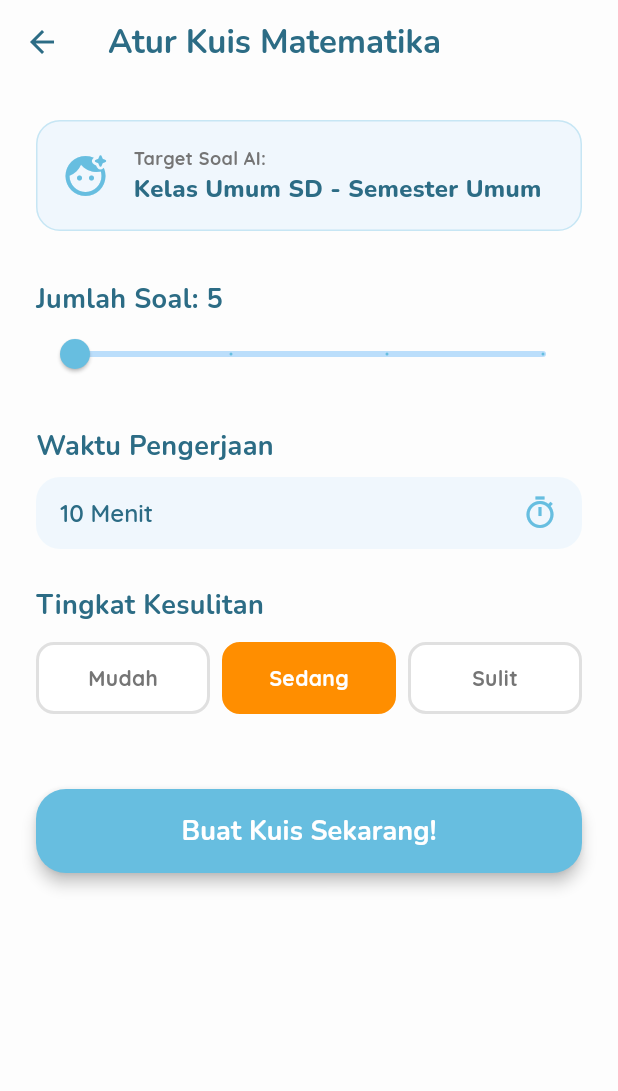
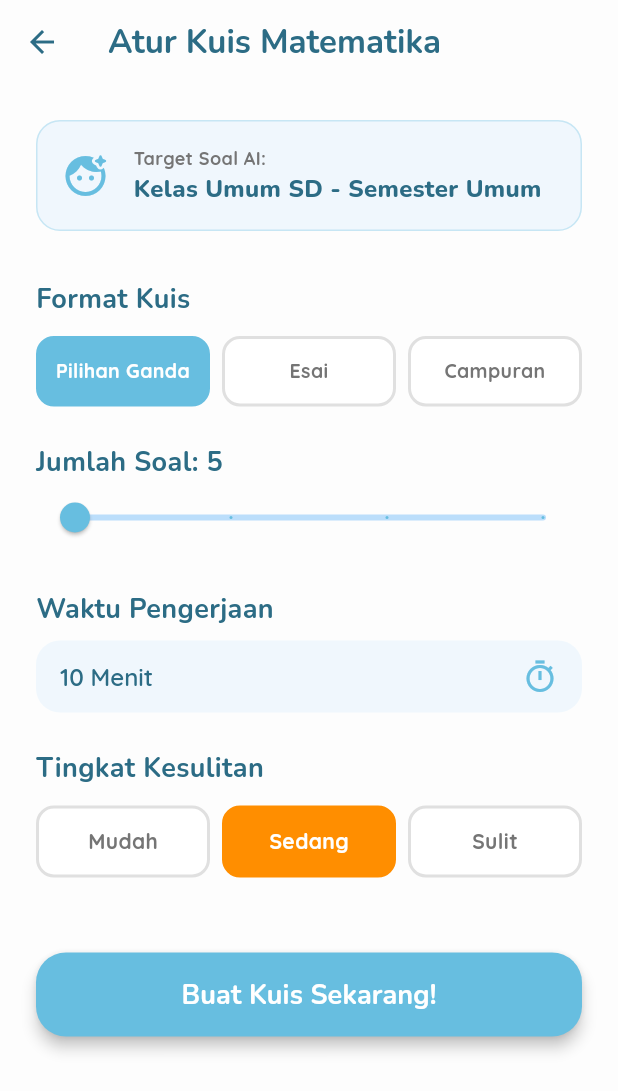
Before and after one commit to luhihsan/AjarApp, a Flutter app: the QuizConfigPage screen opened directly, on a phone screen of 412 x 824 dp. Shown: the top 1091 px of the screen. Run offline on Flutter 3.47's test engine with Material 3 defaults, Android fonts, the phone set to English and light mode, and no system bars; our stand-ins replace cloud_firestore, firebase_auth, firebase_core, flutter_dotenv, google_fonts, google_generative_ai; accounts and stored records are empty; generated files the repository leaves out were written again.

Commit message:
feat(quiz): Add essay type question

```diff
--- a/ajarapp/lib/models/question_model.dart
+++ b/ajarapp/lib/models/question_model.dart
@@ -1,4 +1,5 @@
 class QuestionModel {
+  final String type;
   final String question;
   final List<String> options;
   final String correctAnswer;
@@ -6,6 +7,7 @@ class QuestionModel {
   String? userAnswer;
 
   QuestionModel({
+    required this.type,
     required this.question,
     required this.options,
     required this.correctAnswer,
@@ -15,6 +17,7 @@ class QuestionModel {
 
   factory QuestionModel.fromJson(Map<String, dynamic> json) {
     return QuestionModel(
+      type: json['type'] ?? 'mcq',
       question: json['question'] ?? '',
       options: List<String>.from(json['options'] ?? []),
       correctAnswer: json['correctAnswer'] ?? '',
--- a/ajarapp/lib/quiz/quiz_config_page.dart
+++ b/ajarapp/lib/quiz/quiz_config_page.dart
@@ -21,16 +21,22 @@ class _QuizConfigPageState extends State<QuizConfigPage> {
   final Color darkBlueText = const Color(0xFF2C6C85);
   final Color bgColor = const Color(0xFFFDFDFD);
 
+  // State Konfigurasi Soal
   double _jumlahSoal = 5;
   int _waktuMenit = 10;
   String _kesulitan = "Sedang";
 
+  // State Data Anak
   String _kelasAnak = "";
   String _semesterAnak = "";
   bool _isLoadingData = true;
 
+  // State Agama
   String _agamaPilihan = "Islam";
   final List<String> _listAgama = ["Islam", "Kristen", "Katolik", "Hindu", "Buddha"];
+
+  // TAMBAHAN: State Format Kuis (MCQ / Esai)
+  String _jenisSoal = "Pilihan Ganda";
 
   @override
   void initState() {
@@ -40,7 +46,18 @@ class _QuizConfigPageState extends State<QuizConfigPage> {
 
   Future<void> _fetchChildData() async {
     try {
-      String uidOrtu = FirebaseAuth.instance.currentUser!.uid;
+      User? currentUser = FirebaseAuth.instance.currentUser;
+      if (currentUser == null) {
+        setState(() {
+          _kelasAnak = "Umum";
+          _semesterAnak = "Umum";
+          _isLoadingData = false;
+        });
+        return;
+      }
+
+      String uidOrtu = currentUser.uid;
+
       var childDocs = await FirebaseFirestore.instance
           .collection('users')
           .doc(uidOrtu)
@@ -51,8 +68,8 @@ class _QuizConfigPageState extends State<QuizConfigPage> {
       if (childDocs.docs.isNotEmpty) {
         var data = childDocs.docs.first.data();
         setState(() {
-          _kelasAnak = data['kelas'] ?? "Umum";
-          _semesterAnak = data['semester'] ?? "Umum";
+          _kelasAnak = data['kelas']?.toString() ?? "Umum";
+          _semesterAnak = data['semester']?.toString() ?? "Umum";
           _isLoadingData = false;
         });
       } else {
@@ -93,6 +110,7 @@ class _QuizConfigPageState extends State<QuizConfigPage> {
         child: Column(
           crossAxisAlignment: CrossAxisAlignment.start,
           children: [
+            // Header Info Anak
             Container(
               padding: const EdgeInsets.all(16),
               decoration: BoxDecoration(
@@ -118,6 +136,7 @@ class _QuizConfigPageState extends State<QuizConfigPage> {
             ),
             const SizedBox(height: 32),
 
+            // Dropdown Agama Khusus Mapel Agama
             if (widget.mapel == "Pendidikan Agama dan Budi Pekerti") ...[
               Text("Agama Siswa", style: GoogleFonts.nunito(fontSize: 18, fontWeight: FontWeight.bold, color: darkBlueText)),
               const SizedBox(height: 8),
@@ -146,6 +165,20 @@ class _QuizConfigPageState extends State<QuizConfigPage> {
               ),
               const SizedBox(height: 24),
             ],
+
+            // TAMBAHAN: Pilihan Format Kuis (MCQ / Esai / Campuran)
+            Text("Format Kuis", style: GoogleFonts.nunito(fontSize: 18, fontWeight: FontWeight.bold, color: darkBlueText)),
+            const SizedBox(height: 12),
+            Row(
+              children: [
+                _buildFormatChip("Pilihan Ganda", primaryBlue),
+                const SizedBox(width: 8),
+                _buildFormatChip("Esai", Colors.purple.shade400),
+                const SizedBox(width: 8),
+                _buildFormatChip("Campuran", accentOrange),
+              ],
+            ),
+            const SizedBox(height: 24),
 
             // 1. Slider Jumlah Soal
             Text("Jumlah Soal: ${_jumlahSoal.toInt()}", style: GoogleFonts.nunito(fontSize: 18, fontWeight: FontWeight.bold, color: darkBlueText)),
@@ -205,13 +238,13 @@ class _QuizConfigPageState extends State<QuizConfigPage> {
             // Tombol Generate
             ElevatedButton(
               onPressed: () async {
-               showDialog(
+                showDialog(
                   context: context,
                   barrierDismissible: false,
                   builder: (context) => AlertDialog(
                     shape: RoundedRectangleBorder(borderRadius: BorderRadius.circular(20)),
                     content: Column(
-                      mainAxisSize: MainAxisSize.min, // Agar dialog menyesuaikan tinggi konten
+                      mainAxisSize: MainAxisSize.min,
                       children: [
                         const SizedBox(height: 10),
                         CircularProgressIndicator(color: primaryBlue),
@@ -219,21 +252,13 @@ class _QuizConfigPageState extends State<QuizConfigPage> {
                         Text(
                           "Sedang menyiapkan soal kuis...",
                           textAlign: TextAlign.center,
-                          style: GoogleFonts.nunito(
-                            fontWeight: FontWeight.bold,
-                            color: darkBlueText,
-                            fontSize: 18,
-                          ),
+                          style: GoogleFonts.nunito(fontWeight: FontWeight.bold, color: darkBlueText, fontSize: 18),
                         ),
                         const SizedBox(height: 8),
                         Text(
                           "AI kami sedang meracik soal terbaik untukmu. Tunggu sebentar ya!",
                           textAlign: TextAlign.center,
-                          style: GoogleFonts.quicksand(
-                            fontSize: 14,
-                            color: Colors.grey.shade600,
-                            fontWeight: FontWeight.w600,
-                          ),
+                          style: GoogleFonts.quicksand(fontSize: 14, color: Colors.grey.shade600, fontWeight: FontWeight.w600),
                         ),
                         const SizedBox(height: 10),
                       ],
@@ -242,13 +267,13 @@ class _QuizConfigPageState extends State<QuizConfigPage> {
                 );
 
                 try {
-                  // MENGIRIM KELAS & SEMESTER KE GEMINI
                   List<QuestionModel> generatedQuestions = await GeminiService.generateQuiz(
                     mapel: widget.mapel,
                     jumlahSoal: _jumlahSoal.toInt(),
                     kesulitan: _kesulitan,
                     kelas: _kelasAnak,
                     semester: _semesterAnak,
+                    jenisSoal: _jenisSoal, // TAMBAHAN PENGIRIMAN PARAMETER
                     agama: widget.mapel == "Pendidikan Agama dan Budi Pekerti" ? _agamaPilihan : null,
                   );
 
@@ -316,4 +341,33 @@ class _QuizConfigPageState extends State<QuizConfigPage> {
       ),
     );
   }
+
+  // TAMBAHAN: Helper Widget untuk Chip Format Kuis
+  Widget _buildFormatChip(String label, Color color) {
+    bool isSelected = _jenisSoal == label;
+    return Expanded(
+      child: GestureDetector(
+        onTap: () => setState(() => _jenisSoal = label),
+        child: Container(
+          padding: const EdgeInsets.symmetric(vertical: 12),
+          decoration: BoxDecoration(
+            color: isSelected ? color : Colors.white,
+            borderRadius: BorderRadius.circular(12),
+            border: Border.all(color: isSelected ? color : Colors.grey.shade300, width: 2),
+          ),
+          child: Center(
+            child: Text(
+              label,
+              textAlign: TextAlign.center,
+              style: GoogleFonts.quicksand(
+                fontSize: 13,
+                fontWeight: FontWeight.bold,
+                color: isSelected ? Colors.white : Colors.grey.shade600,
+              ),
+            ),
+          ),
+        ),
+      ),
+    );
+  }
 }
```
Also changed, not shown: ajarapp/lib/quiz/quiz_play_page.dart (+62 -95 lines), ajarapp/lib/services/gemini_service.dart (+56 -13 lines).
